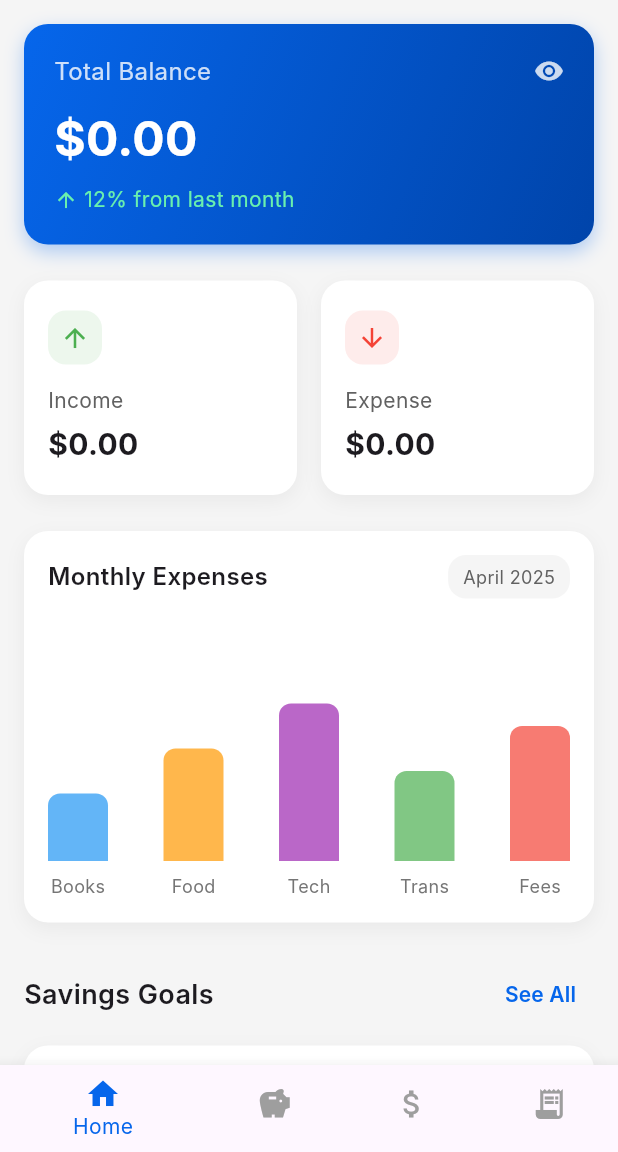
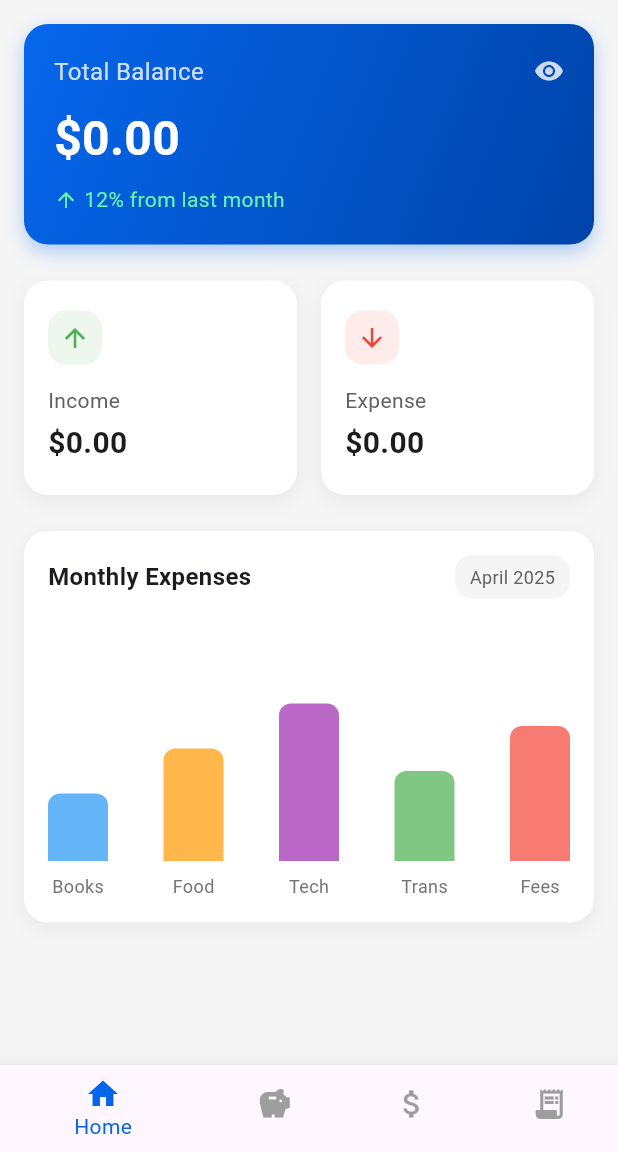
Before and after one commit to Ngoni-Sendama/expense-tracker-school-project, a Flutter app: the screen it shows after launch, on a phone screen of 412 x 824 dp, the part 84-1236 px from its top. Run offline on Flutter 3.47's test engine with Material 3 defaults, Android fonts, the phone set to English and light mode, and no system bars; our stand-ins replace flutter_onboarding_slider; Roboto replaces fonts that are missing (Inter).

Commit message:
UI updates

```diff
--- a/lib/main.dart
+++ b/lib/main.dart
@@ -27,7 +27,7 @@ class MyApp extends StatelessWidget {
       debugShowCheckedModeBanner: false,
       title: 'Expense Tracker',
       theme: ThemeData(
-        fontFamily: 'Inter',
+        fontFamily: 'roboto',
         primaryColor: Color(0xFF0666EB),
         scaffoldBackgroundColor: Colors.white,
         appBarTheme: AppBarTheme(
--- a/lib/pages/home_screen.dart
+++ b/lib/pages/home_screen.dart
@@ -74,12 +74,6 @@ class _HomePage extends StatelessWidget {
             _buildIncomeExpense(incomeModel, expenseModel),
             SizedBox(height: 24),
             _buildExpenseChart(),
-            SizedBox(height: 24),
-            _buildGoalsHeader(),
-            SizedBox(height: 10),
-            _buildGoalCard('PlayStation 5', 500, 199),
-            _buildGoalCard('School Trip', 350, 150),
-            _buildGoalCard('New Laptop', 800, 700),
           ],
         ),
       ),
@@ -290,111 +284,7 @@ class _HomePage extends StatelessWidget {
     );
   }
 
-  Widget _buildGoalsHeader() {
-    return Row(
-      mainAxisAlignment: MainAxisAlignment.spaceBetween,
-      children: [
-        Text(
-          'Savings Goals',
-          style: TextStyle(fontSize: 18, fontWeight: FontWeight.w600),
-        ),
-        TextButton(
-          onPressed: () {},
-          child: Text(
-            'See All',
-            style: TextStyle(
-              color: Color(0xFF0666EB),
-              fontWeight: FontWeight.w600,
-            ),
-          ),
-        ),
-      ],
-    );
-  }
 
-  Widget _buildGoalCard(String name, double saved, double remaining) {
-    double total = saved + remaining;
-    double percentage = (saved / total) * 100;
 
-    return Container(
-      margin: EdgeInsets.only(bottom: 16),
-      padding: EdgeInsets.all(16),
-      decoration: BoxDecoration(
-        color: Colors.white,
-        borderRadius: BorderRadius.circular(16),
-        boxShadow: [
-          BoxShadow(
-            color: Colors.black.withOpacity(0.05),
-            blurRadius: 10,
-            offset: Offset(0, 4),
-          ),
-        ],
-      ),
-      child: Column(
-        crossAxisAlignment: CrossAxisAlignment.start,
-        children: [
-          Row(
-            mainAxisAlignment: MainAxisAlignment.spaceBetween,
-            children: [
-              Text(
-                name,
-                style: TextStyle(fontWeight: FontWeight.w600, fontSize: 16),
-              ),
-              Container(
-                padding: EdgeInsets.symmetric(horizontal: 10, vertical: 4),
-                decoration: BoxDecoration(
-                  color: Color(0xFF0666EB).withOpacity(0.1),
-                  borderRadius: BorderRadius.circular(12),
-                ),
-                child: Text(
-                  '${percentage.toStringAsFixed(0)}%',
-                  style: TextStyle(
-                    color: Color(0xFF0666EB),
-                    fontWeight: FontWeight.w600,
-                    fontSize: 14,
-                  ),
-                ),
-              ),
-            ],
-          ),
-          SizedBox(height: 16),
-          Stack(
-            children: [
-              Container(
-                height: 8,
-                decoration: BoxDecoration(
-                  color: Colors.grey[200],
-                  borderRadius: BorderRadius.circular(4),
-                ),
-              ),
-              FractionallySizedBox(
-                widthFactor: saved / total,
-                child: Container(
-                  height: 8,
-                  decoration: BoxDecoration(
-                    color: Color(0xFF0666EB),
-                    borderRadius: BorderRadius.circular(4),
-                  ),
-                ),
-              ),
-            ],
-          ),
-          SizedBox(height: 10),
-          Row(
-            mainAxisAlignment: MainAxisAlignment.spaceBetween,
-            children: [
-              Text(
-                'Saved: \$${saved.toStringAsFixed(0)}',
-                style: TextStyle(color: Colors.grey[700], fontSize: 14),
-              ),
-              Text(
-                'Goal: \$${total.toStringAsFixed(0)}',
-                style: TextStyle(color: Colors.grey[700], fontSize: 14),
-              ),
-            ],
-          ),
-        ],
-      ),
-    );
-  }
+
 }
```
